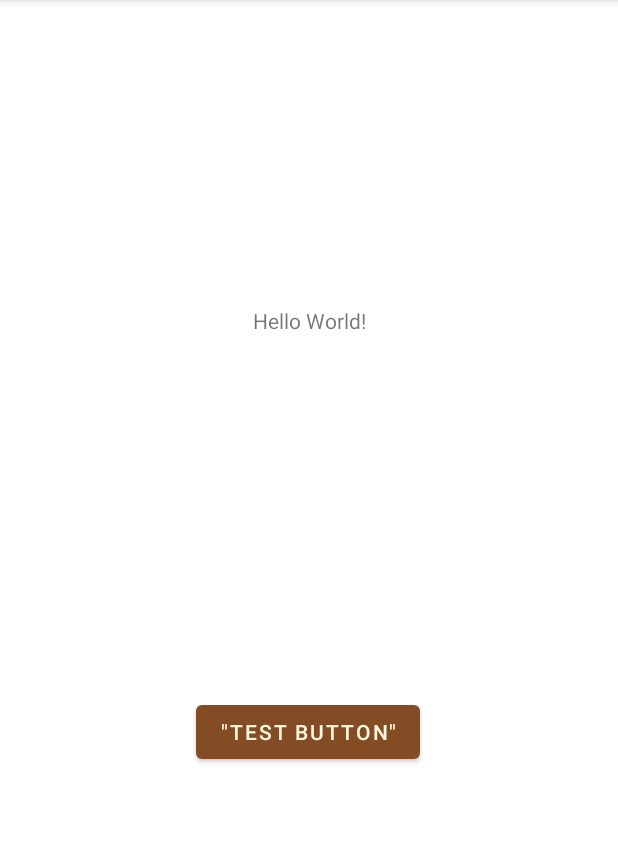
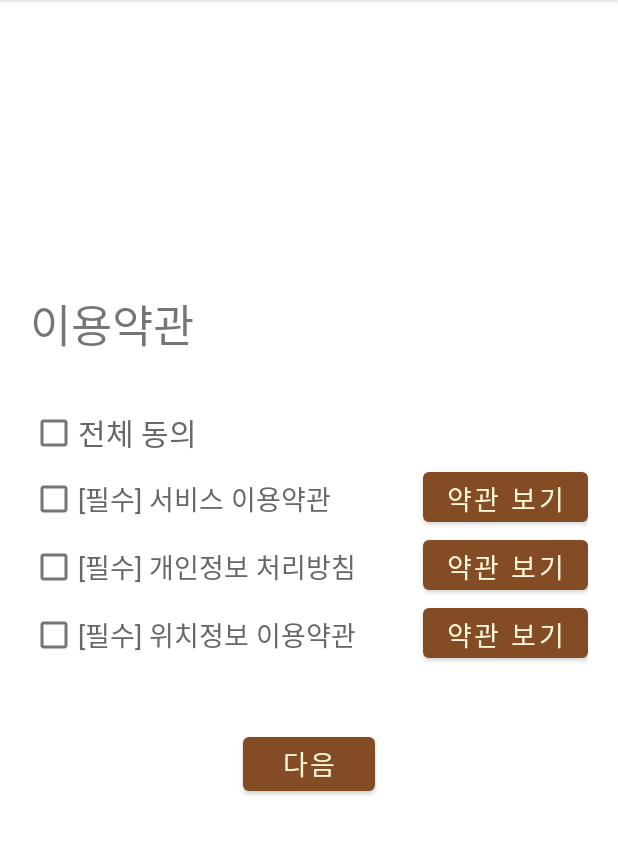
Before and after one commit to S2-2/DIY-Equipment-Application, an Android app: the screen it shows after launch (MainActivity before the commit, terms after it), on a phone screen of 412 x 824 dp, the part 84-939 px from its top. Run offline under Robolectric (Android 15) with nearby library versions, the phone set to English and light mode, and no system bars.

Commit message:
이용약관 페이지 UI 및 체크

```diff
--- a/app/src/main/java/kr/ac/kpu/diyequipmentapplication/front/signIn/terms.java
+++ b/app/src/main/java/kr/ac/kpu/diyequipmentapplication/front/signIn/terms.java
@@ -1,16 +1,116 @@
 package kr.ac.kpu.diyequipmentapplication.front.signIn;
 
 import androidx.appcompat.app.AppCompatActivity;
+import androidx.appcompat.widget.AppCompatCheckBox;
 
+import android.content.Intent;
 import android.os.Bundle;
+import android.view.View;
+import android.widget.Button;
+import android.widget.CheckBox;
+import android.widget.CompoundButton;
+import android.widget.Toast;
 
+import kr.ac.kpu.diyequipmentapplication.MainActivity;
 import kr.ac.kpu.diyequipmentapplication.R;
 
 public class terms extends AppCompatActivity {
+
+    // 다음 페이지로 진행하는 버튼
+    public Button btn_next1;
+
+    // 체크박스 체크여부
+    public boolean TERMS_AGREE_ALL = false; // 전체동의 받는 변수 (true or false)
+    public boolean TERMS_AGREE_1 = false;   // 서비스 이용약관
+    public boolean TERMS_AGREE_2 = false;   // 개인정보처리방침
+    public boolean TERMS_AGREE_3 = false;   // 위치기반서비스 이용약관
 
     @Override
     protected void onCreate(Bundle savedInstanceState) {
         super.onCreate(savedInstanceState);
         setContentView(R.layout.activity_terms);
+
+        // 체크박스
+        CheckBox check_all = (CheckBox) findViewById(R.id.cb_termsAll); // 전체약관 체크박스
+        CheckBox check1 = (CheckBox) findViewById(R.id.cb_terms1);  // 서비스 이용약관 체크박스
+        CheckBox check2 = (CheckBox) findViewById(R.id.cb_terms2);  // 개인정보 처리방침 체크박스
+        CheckBox check3 = (CheckBox) findViewById(R.id.cb_terms3);  // 위치정보 이용약관 체크박스
+
+        // 다음버튼
+        btn_next1 = (Button) findViewById(R.id.btn_next1);
+
+        // 전체동의
+        check_all.setOnCheckedChangeListener(new CompoundButton.OnCheckedChangeListener(){
+            @Override
+            public void onCheckedChanged(CompoundButton checkBox, boolean isChecked) {
+                if(isChecked){      // 전체 약관 체크시 모든 약관 체크
+                    check1.setChecked(true);
+                    check2.setChecked(true);
+                    check3.setChecked(true);
+                    TERMS_AGREE_ALL = true;
+                }
+                else{               // 전체 약관 체크 해제시 모든 약관 체크 해제
+                    check1.setChecked(false);
+                    check2.setChecked(false);
+                    check3.setChecked(false);
+                    TERMS_AGREE_ALL = false;
+                }
+            }
+        });
+
+        // 서비스 이용약관 동의
+        check1.setOnCheckedChangeListener(new CompoundButton.OnCheckedChangeListener() {
+            @Override
+            public void onCheckedChanged(CompoundButton checkBox, boolean isChecked) {
+                if (isChecked){
+                    TERMS_AGREE_1 = true;
+                } else{
+                    TERMS_AGREE_1 = false;
+                }
+            }
+        });
+
+        // 서비스 이용약관 동의
+        check2.setOnCheckedChangeListener(new CompoundButton.OnCheckedChangeListener() {
+            @Override
+            public void onCheckedChanged(CompoundButton checkBox, boolean isChecked) {
+                if (isChecked){
+                    TERMS_AGREE_2 = true;
+                } else{
+                    TERMS_AGREE_2 = false;
+                }
+            }
+        });
+
+        // 서비스 이용약관 동의
+        check3.setOnCheckedChangeListener(new CompoundButton.OnCheckedChangeListener() {
+            @Override
+            public void onCheckedChanged(CompoundButton checkBox, boolean isChecked) {
+                if (isChecked){
+                    TERMS_AGREE_3 = true;
+                } else{
+                    TERMS_AGREE_3 = false;
+
+                }
+            }
+        });
+
+        btn_next1.setOnClickListener(new View.OnClickListener() {
+            @Override
+            public void onClick(View view) {
+                if (!TERMS_AGREE_ALL){  // 전체 동의 체크 안된 경우
+                    if(TERMS_AGREE_1&&TERMS_AGREE_2&&TERMS_AGREE_3){
+                        startActivity(new Intent(terms.this, MainActivity.class));
+                    }
+                    else{
+                        Toast myToast = Toast.makeText(terms.this.getApplicationContext(),"약관을 체크해주세요.",Toast.LENGTH_SHORT);
+                        return;
+                    }
+                }
+                else{       // 전체 동의 체크 된 경우
+                    startActivity(new Intent(terms.this, MainActivity.class));
+                }
+            }
+        });
     }
 }
--- a/app/src/main/java/kr/ac/kpu/diyequipmentapplication/terms/login.java
+++ /dev/null
@@ -1,6 +0,0 @@
-package kr.ac.kpu.diyequipmentapplication.terms;
-
-public class login {
-
-
-}
--- a/app/src/main/res/layout/activity_terms.xml
+++ b/app/src/main/res/layout/activity_terms.xml
@@ -1,9 +1,101 @@
 <?xml version="1.0" encoding="utf-8"?>
-<androidx.constraintlayout.widget.ConstraintLayout xmlns:android="http://schemas.android.com/apk/res/android"
-    xmlns:app="http://schemas.android.com/apk/res-auto"
-    xmlns:tools="http://schemas.android.com/tools"
+<LinearLayout xmlns:android="http://schemas.android.com/apk/res/android"
     android:layout_width="match_parent"
     android:layout_height="match_parent"
-    tools:context=".front.signIn.terms">
+    android:orientation="vertical"
+    android:layout_margin="20dp"
+    android:gravity="center">
 
-</androidx.constraintlayout.widget.ConstraintLayout>
+
+    <TextView
+        android:id="@+id/textView6"
+        android:layout_width="match_parent"
+        android:layout_height="wrap_content"
+        android:layout_marginBottom="30dp"
+        android:text="이용약관"
+        android:textSize="30sp" />
+
+    <LinearLayout
+        android:layout_width="match_parent"
+        android:layout_height="40dp">
+        <CheckBox
+            android:id="@+id/cb_termsAll"
+            android:text="전체 동의"
+            android:textSize="20sp"
+            android:textColor="#6A6666"
+            android:layout_width="wrap_content"
+            android:layout_height="wrap_content"/>
+    </LinearLayout>
+
+    <LinearLayout
+        android:layout_width="match_parent"
+        android:layout_height="45dp"
+        android:orientation="horizontal">
+        <CheckBox
+            android:id="@+id/cb_terms1"
+            android:layout_weight="1"
+            android:text="[필수] 서비스 이용약관"
+            android:textSize="18sp"
+            android:textColor="#6A6666"
+            android:layout_width="wrap_content"
+            android:layout_height="wrap_content"/>
+
+        <Button
+            android:id="@+id/btn_terms1"
+            android:layout_width="wrap_content"
+            android:layout_height="wrap_content"
+            android:text="약관 보기"
+            android:textSize="18sp" />
+    </LinearLayout>
+    <LinearLayout
+        android:layout_width="match_parent"
+        android:layout_height="45dp">
+        <CheckBox
+            android:id="@+id/cb_terms2"
+            android:layout_weight="1"
+            android:text="[필수] 개인정보 처리방침"
+            android:textSize="18sp"
+            android:textColor="#6A6666"
+            android:layout_width="wrap_content"
+            android:layout_height="wrap_content"/>
+        <Button
+            android:id="@+id/btn_terms2"
+            android:text="약관 보기"
+            android:textSize="18sp"
+            android:layout_width="wrap_content"
+            android:layout_height="wrap_content"/>
+    </LinearLayout>
+    <LinearLayout
+        android:layout_width="match_parent"
+        android:layout_height="45dp">
+        <CheckBox
+            android:id="@+id/cb_terms3"
+            android:layout_weight="1"
+            android:text="[필수] 위치정보 이용약관"
+            android:textSize="18sp"
+            android:textColor="#6A6666"
+            android:layout_width="wrap_content"
+            android:layout_height="wrap_content"/>
+        <Button
+            android:id="@+id/btn_terms3"
+            android:text="약관 보기"
+            android:textSize="18sp"
+            android:layout_width="wrap_content"
+            android:layout_height="wrap_content"/>
+    </LinearLayout>
+    <LinearLayout
+        android:layout_width="match_parent"
+        android:layout_height="50dp"
+        android:layout_margin="40dp"
+        android:gravity="center">
+        <Button
+            android:id="@+id/btn_next1"
+            android:layout_width="wrap_content"
+            android:layout_height="wrap_content"
+            android:text="다음"
+            android:textSize="18sp">
+        </Button>
+    </LinearLayout>
+
+
+</LinearLayout>
--- a/build.gradle
+++ b/build.gradle
@@ -6,6 +6,7 @@ buildscript {
     }
     dependencies {
         classpath "com.android.tools.build:gradle:4.1.0"
+        classpath "com.google.gms:google-services:4.3.10"
 
         // NOTE: Do not place your application dependencies here; they belong
         // in the individual module build.gradle files
```
Also changed, not shown: app/build.gradle (+8 -4 lines), app/src/main/AndroidManifest.xml (+7 -5 lines), 1 other file.
